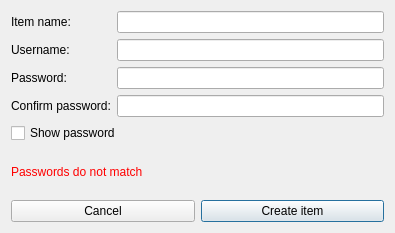
The window that cubepass/newitem.ui (kobus-v-schoor/cubepass) describes before a commit, drawn with Qt 5.
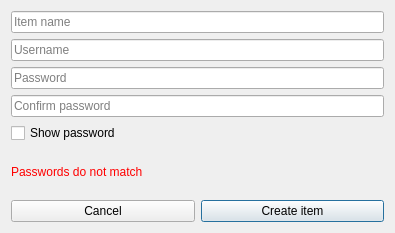
The same window after the commit.

Commit message: Ui changes, used text prefaces instead of labels.

```diff
--- a/cubepass/newitem.ui
+++ b/cubepass/newitem.ui
@@ -13,69 +13,29 @@
   <property name="windowTitle">
    <string>Create a new item</string>
   </property>
-  <layout class="QVBoxLayout" name="verticalLayout_3">
-   <item>
-    <layout class="QHBoxLayout" name="horizontalLayout">
-     <item>
-      <layout class="QVBoxLayout" name="verticalLayout_2">
-       <item>
-        <widget class="QLabel" name="label">
-         <property name="text">
-          <string>Item name:</string>
-         </property>
-         <property name="alignment">
-          <set>Qt::AlignLeading|Qt::AlignLeft|Qt::AlignVCenter</set>
-         </property>
-        </widget>
-       </item>
-       <item>
-        <widget class="QLabel" name="label_2">
-         <property name="text">
-          <string>Username:</string>
-         </property>
-         <property name="alignment">
-          <set>Qt::AlignLeading|Qt::AlignLeft|Qt::AlignVCenter</set>
-         </property>
-        </widget>
-       </item>
-       <item>
-        <widget class="QLabel" name="label_3">
-         <property name="text">
-          <string>Password:</string>
-         </property>
-         <property name="alignment">
-          <set>Qt::AlignLeading|Qt::AlignLeft|Qt::AlignVCenter</set>
-         </property>
-        </widget>
-       </item>
-       <item>
-        <widget class="QLabel" name="label_4">
-         <property name="text">
-          <string>Confirm password:</string>
-         </property>
-         <property name="alignment">
-          <set>Qt::AlignLeading|Qt::AlignLeft|Qt::AlignVCenter</set>
-         </property>
-         <property name="wordWrap">
-          <bool>true</bool>
-         </property>
-        </widget>
-       </item>
-      </layout>
-     </item>
-     <item>
       <layout class="QVBoxLayout" name="verticalLayout">
        <item>
-        <widget class="QLineEdit" name="edtItemName"/>
+    <widget class="QLineEdit" name="edtItemName">
+     <property name="placeholderText">
+      <string>Item name</string>
+     </property>
+    </widget>
        </item>
        <item>
-        <widget class="QLineEdit" name="edtUsername"/>
+    <widget class="QLineEdit" name="edtUsername">
+     <property name="placeholderText">
+      <string>Username</string>
+     </property>
+    </widget>
        </item>
        <item>
         <widget class="QLineEdit" name="edtPassword">
          <property name="echoMode">
           <enum>QLineEdit::Password</enum>
          </property>
+     <property name="placeholderText">
+      <string>Password</string>
+     </property>
         </widget>
        </item>
        <item>
@@ -83,11 +43,10 @@
          <property name="echoMode">
           <enum>QLineEdit::Password</enum>
          </property>
-        </widget>
-       </item>
-      </layout>
-     </item>
-    </layout>
+     <property name="placeholderText">
+      <string>Confirm password</string>
+     </property>
+    </widget>
    </item>
    <item>
     <widget class="QCheckBox" name="chckShowPword">
```
Lines whose indentation alone changed are shown as unchanged. The commit also changes 7 other files.
